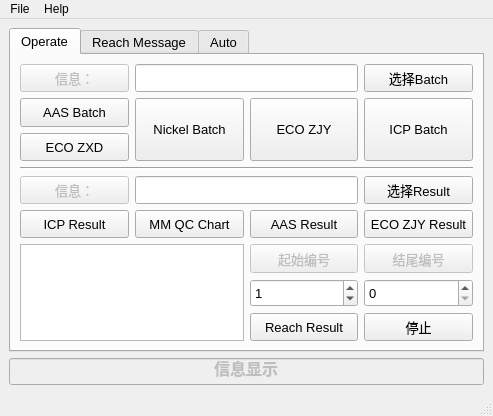
Before: the Qt Designer form pyqt5_test/ICP_operate.ui in chen-huai/work, drawn with Qt 5.
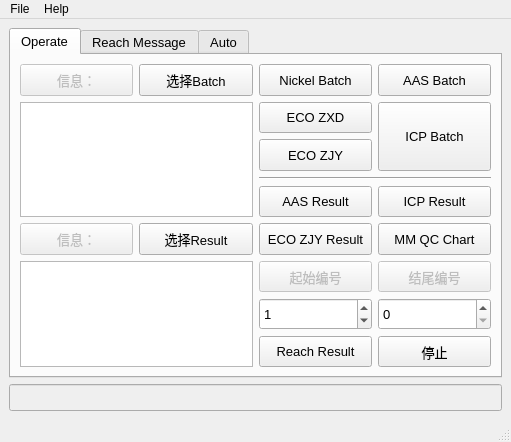
After: the same form once the commit is applied. Icons and pictures are not drawn.

Commit message: 选择Batch，提示消息显示完善

The edit to the form file:
```diff
--- a/pyqt5_test/ICP_operate.ui
+++ b/pyqt5_test/ICP_operate.ui
@@ -6,8 +6,8 @@
    <rect>
     <x>0</x>
     <y>0</y>
-    <width>493</width>
-    <height>416</height>
+    <width>511</width>
+    <height>442</height>
    </rect>
   </property>
   <property name="windowTitle">
@@ -39,11 +39,8 @@
           <string>Operate</string>
          </attribute>
          <layout class="QGridLayout" name="gridLayout_2">
-          <item row="0" column="0">
-           <widget class="QPushButton" name="pushButton_28">
-            <property name="enabled">
-             <bool>false</bool>
-            </property>
+          <item row="0" column="2">
+           <widget class="QPushButton" name="pushButton_22">
             <property name="sizePolicy">
              <sizepolicy hsizetype="Expanding" vsizetype="Expanding">
               <horstretch>0</horstretch>
@@ -55,63 +52,6 @@
               <pointsize>10</pointsize>
              </font>
             </property>
-            <property name="text">
-             <string>信息：</string>
-            </property>
-           </widget>
-          </item>
-          <item row="0" column="1" colspan="2">
-           <widget class="QLineEdit" name="lineEdit_2">
-            <property name="sizePolicy">
-             <sizepolicy hsizetype="Expanding" vsizetype="Expanding">
-              <horstretch>0</horstretch>
-              <verstretch>0</verstretch>
-             </sizepolicy>
-            </property>
-            <property name="font">
-             <font>
-              <pointsize>10</pointsize>
-             </font>
-            </property>
-            <property name="statusTip">
-             <string>呈现Batch单号</string>
-            </property>
-           </widget>
-          </item>
-          <item row="0" column="3">
-           <widget class="QPushButton" name="pushButton_29">
-            <property name="sizePolicy">
-             <sizepolicy hsizetype="Expanding" vsizetype="Expanding">
-              <horstretch>0</horstretch>
-              <verstretch>0</verstretch>
-             </sizepolicy>
-            </property>
-            <property name="font">
-             <font>
-              <pointsize>10</pointsize>
-             </font>
-            </property>
-            <property name="statusTip">
-             <string>选择需要获取的Batch</string>
-            </property>
-            <property name="text">
-             <string>选择Batch</string>
-            </property>
-           </widget>
-          </item>
-          <item row="1" column="0">
-           <widget class="QPushButton" name="pushButton_23">
-            <property name="sizePolicy">
-             <sizepolicy hsizetype="Expanding" vsizetype="Expanding">
-              <horstretch>0</horstretch>
-              <verstretch>0</verstretch>
-             </sizepolicy>
-            </property>
-            <property name="font">
-             <font>
-              <pointsize>10</pointsize>
-             </font>
-            </property>
             <property name="toolTip">
              <string/>
             </property>
@@ -119,47 +59,11 @@
              <string>由于AAS仪器中有些Bug只能识别‘-’，所以需获取Sample ID，并将‘+’改为‘-’</string>
             </property>
             <property name="text">
-             <string>AAS Batch</string>
+             <string>Nickel Batch</string>
             </property>
            </widget>
           </item>
-          <item row="2" column="0">
-           <widget class="QPushButton" name="pushButton_24">
-            <property name="sizePolicy">
-             <sizepolicy hsizetype="Expanding" vsizetype="Expanding">
-              <horstretch>0</horstretch>
-              <verstretch>0</verstretch>
-             </sizepolicy>
-            </property>
-            <property name="font">
-             <font>
-              <pointsize>10</pointsize>
-             </font>
-            </property>
-            <property name="toolTip">
-             <string/>
-            </property>
-            <property name="statusTip">
-             <string>获取Sample ID，按中迅德要求生成Batch单</string>
-            </property>
-            <property name="text">
-             <string>ECO ZXD</string>
-            </property>
-           </widget>
-          </item>
-          <item row="3" column="0" colspan="4">
-           <widget class="Line" name="line">
-            <property name="font">
-             <font>
-              <pointsize>10</pointsize>
-             </font>
-            </property>
-            <property name="orientation">
-             <enum>Qt::Horizontal</enum>
-            </property>
-           </widget>
-          </item>
-          <item row="4" column="0">
+          <item row="5" column="0">
            <widget class="QPushButton" name="pushButton_33">
             <property name="enabled">
              <bool>false</bool>
@@ -180,25 +84,7 @@
             </property>
            </widget>
           </item>
-          <item row="4" column="1" colspan="2">
-           <widget class="QLineEdit" name="lineEdit_3">
-            <property name="sizePolicy">
-             <sizepolicy hsizetype="Expanding" vsizetype="Expanding">
-              <horstretch>0</horstretch>
-              <verstretch>0</verstretch>
-             </sizepolicy>
-            </property>
-            <property name="font">
-             <font>
-              <pointsize>10</pointsize>
-             </font>
-            </property>
-            <property name="statusTip">
-             <string>呈现结果数据信息</string>
-            </property>
-           </widget>
-          </item>
-          <item row="4" column="3">
+          <item row="5" column="1">
            <widget class="QPushButton" name="pushButton_34">
             <property name="sizePolicy">
              <sizepolicy hsizetype="Expanding" vsizetype="Expanding">
@@ -219,8 +105,8 @@
             </property>
            </widget>
           </item>
-          <item row="5" column="0">
-           <widget class="QPushButton" name="pushButton_27">
+          <item row="0" column="1">
+           <widget class="QPushButton" name="pushButton_29">
             <property name="sizePolicy">
              <sizepolicy hsizetype="Expanding" vsizetype="Expanding">
               <horstretch>0</horstretch>
@@ -239,12 +125,15 @@
              <string>将CSV转化成DCU使用的TXT格式</string>
             </property>
             <property name="text">
-             <string>ICP Result</string>
+             <string>选择Batch</string>
             </property>
            </widget>
           </item>
-          <item row="5" column="1">
-           <widget class="QPushButton" name="pushButton_30">
+          <item row="0" column="0">
+           <widget class="QPushButton" name="pushButton_28">
+            <property name="enabled">
+             <bool>false</bool>
+            </property>
             <property name="sizePolicy">
              <sizepolicy hsizetype="Expanding" vsizetype="Expanding">
               <horstretch>0</horstretch>
@@ -260,12 +149,12 @@
              <string>填写ICP的QC Chart</string>
             </property>
             <property name="text">
-             <string>MM QC Chart</string>
+             <string>信息：</string>
             </property>
            </widget>
           </item>
-          <item row="5" column="2">
-           <widget class="QPushButton" name="pushButton_31">
+          <item row="1" column="3" rowspan="2">
+           <widget class="QPushButton" name="pushButton_21">
             <property name="sizePolicy">
              <sizepolicy hsizetype="Expanding" vsizetype="Expanding">
               <horstretch>0</horstretch>
@@ -281,12 +170,12 @@
              <string>由于AAS仪器结果导出不符合DCU格式，需要转化一下</string>
             </property>
             <property name="text">
-             <string>AAS Result</string>
+             <string>ICP Batch</string>
             </property>
            </widget>
           </item>
-          <item row="5" column="3">
-           <widget class="QPushButton" name="pushButton_32">
+          <item row="8" column="3">
+           <widget class="QPushButton" name="pushButton_39">
             <property name="sizePolicy">
              <sizepolicy hsizetype="Expanding" vsizetype="Expanding">
               <horstretch>0</horstretch>
@@ -302,7 +191,7 @@
              <string>由于质检院结果是科学计数法导致有些结果无法DCU，所以需要将结果转化</string>
             </property>
             <property name="text">
-             <string>ECO ZJY Result</string>
+             <string>停止</string>
             </property>
            </widget>
           </item>
@@ -366,7 +255,7 @@
           <item row="7" column="2">
            <widget class="QSpinBox" name="spinBox_3">
             <property name="sizePolicy">
-             <sizepolicy hsizetype="Expanding" vsizetype="Expanding">
+             <sizepolicy hsizetype="Ignored" vsizetype="Expanding">
               <horstretch>0</horstretch>
               <verstretch>0</verstretch>
              </sizepolicy>
@@ -393,7 +282,7 @@
           <item row="7" column="3">
            <widget class="QSpinBox" name="spinBox_2">
             <property name="sizePolicy">
-             <sizepolicy hsizetype="Expanding" vsizetype="Expanding">
+             <sizepolicy hsizetype="Ignored" vsizetype="Expanding">
               <horstretch>0</horstretch>
               <verstretch>0</verstretch>
              </sizepolicy>
@@ -438,8 +327,8 @@
             </property>
            </widget>
           </item>
-          <item row="8" column="3">
-           <widget class="QPushButton" name="pushButton_39">
+          <item row="4" column="2">
+           <widget class="QPushButton" name="pushButton_31">
             <property name="sizePolicy">
              <sizepolicy hsizetype="Expanding" vsizetype="Expanding">
               <horstretch>0</horstretch>
@@ -458,12 +347,12 @@
              <string>停止Reach结果转化，慎重使用！！！</string>
             </property>
             <property name="text">
-             <string>停止</string>
+             <string>AAS Result</string>
             </property>
            </widget>
           </item>
-          <item row="1" column="1" rowspan="2">
-           <widget class="QPushButton" name="pushButton_22">
+          <item row="4" column="3">
+           <widget class="QPushButton" name="pushButton_27">
             <property name="sizePolicy">
              <sizepolicy hsizetype="Expanding" vsizetype="Expanding">
               <horstretch>0</horstretch>
@@ -482,11 +371,11 @@
              <string>获取Sample ID，并填入Excel模板中</string>
             </property>
             <property name="text">
-             <string>Nickel Batch</string>
+             <string>ICP Result</string>
             </property>
            </widget>
           </item>
-          <item row="1" column="2" rowspan="2">
+          <item row="2" column="2">
            <widget class="QPushButton" name="pushButton_25">
             <property name="sizePolicy">
              <sizepolicy hsizetype="Expanding" vsizetype="Expanding">
@@ -510,8 +399,8 @@
             </property>
            </widget>
           </item>
-          <item row="1" column="3" rowspan="2">
-           <widget class="QPushButton" name="pushButton_21">
+          <item row="5" column="3">
+           <widget class="QPushButton" name="pushButton_30">
             <property name="sizePolicy">
              <sizepolicy hsizetype="Expanding" vsizetype="Expanding">
               <horstretch>0</horstretch>
@@ -523,6 +412,48 @@
               <pointsize>10</pointsize>
              </font>
             </property>
+            <property name="statusTip">
+             <string>填写ICP的QC Chart</string>
+            </property>
+            <property name="text">
+             <string>MM QC Chart</string>
+            </property>
+           </widget>
+          </item>
+          <item row="5" column="2">
+           <widget class="QPushButton" name="pushButton_32">
+            <property name="sizePolicy">
+             <sizepolicy hsizetype="Expanding" vsizetype="Expanding">
+              <horstretch>0</horstretch>
+              <verstretch>0</verstretch>
+             </sizepolicy>
+            </property>
+            <property name="font">
+             <font>
+              <pointsize>10</pointsize>
+             </font>
+            </property>
+            <property name="statusTip">
+             <string>由于质检院结果是科学计数法导致有些结果无法DCU，所以需要将结果转化</string>
+            </property>
+            <property name="text">
+             <string>ECO ZJY Result</string>
+            </property>
+           </widget>
+          </item>
+          <item row="1" column="2">
+           <widget class="QPushButton" name="pushButton_24">
+            <property name="sizePolicy">
+             <sizepolicy hsizetype="Expanding" vsizetype="Expanding">
+              <horstretch>0</horstretch>
+              <verstretch>0</verstretch>
+             </sizepolicy>
+            </property>
+            <property name="font">
+             <font>
+              <pointsize>10</pointsize>
+             </font>
+            </property>
             <property name="toolTip">
              <string/>
             </property>
@@ -530,7 +461,55 @@
              <string>获取Sample ID，并导出TXT</string>
             </property>
             <property name="text">
-             <string>ICP Batch</string>
+             <string>ECO ZXD</string>
+            </property>
+           </widget>
+          </item>
+          <item row="0" column="3">
+           <widget class="QPushButton" name="pushButton_23">
+            <property name="sizePolicy">
+             <sizepolicy hsizetype="Expanding" vsizetype="Expanding">
+              <horstretch>0</horstretch>
+              <verstretch>0</verstretch>
+             </sizepolicy>
+            </property>
+            <property name="font">
+             <font>
+              <pointsize>10</pointsize>
+             </font>
+            </property>
+            <property name="toolTip">
+             <string/>
+            </property>
+            <property name="statusTip">
+             <string>由于AAS仪器中有些Bug只能识别‘-’，所以需获取Sample ID，并将‘+’改为‘-’</string>
+            </property>
+            <property name="text">
+             <string>AAS Batch</string>
+            </property>
+           </widget>
+          </item>
+          <item row="3" column="2" colspan="2">
+           <widget class="Line" name="line">
+            <property name="font">
+             <font>
+              <pointsize>10</pointsize>
+              <weight>50</weight>
+              <bold>false</bold>
+             </font>
+            </property>
+            <property name="orientation">
+             <enum>Qt::Horizontal</enum>
+            </property>
+           </widget>
+          </item>
+          <item row="1" column="0" rowspan="4" colspan="2">
+           <widget class="QTextBrowser" name="textBrowser_3">
+            <property name="sizePolicy">
+             <sizepolicy hsizetype="Ignored" vsizetype="Ignored">
+              <horstretch>0</horstretch>
+              <verstretch>0</verstretch>
+             </sizepolicy>
             </property>
            </widget>
           </item>
@@ -1070,7 +1049,7 @@
          </font>
         </property>
         <property name="text">
-         <string>信息显示</string>
+         <string/>
         </property>
         <property name="alignment">
          <set>Qt::AlignCenter</set>
@@ -1086,7 +1065,7 @@
     <rect>
      <x>0</x>
      <y>0</y>
-     <width>493</width>
+     <width>511</width>
      <height>22</height>
     </rect>
    </property>
```
Left out of the diff: 159 changed lines with no effect on the pictures. The commit also changes 1 other file.
